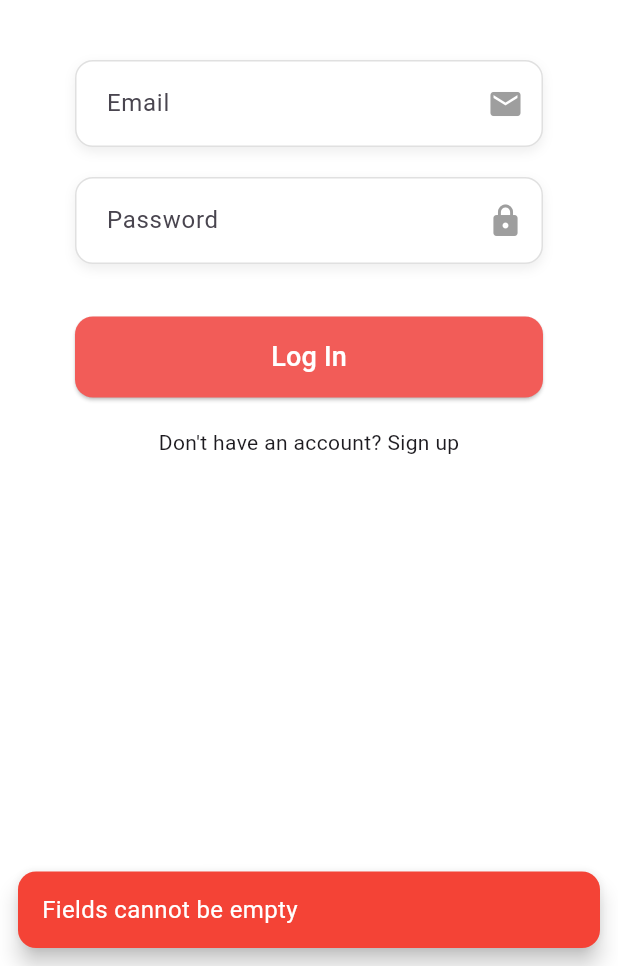
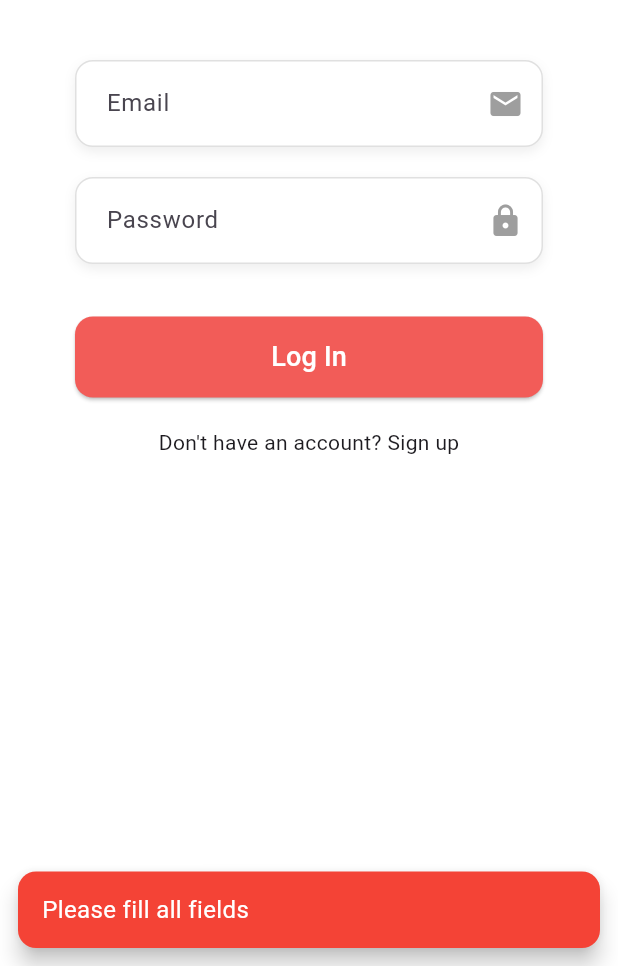
Before and after one commit to KilDReaper/libriflow, a Flutter app: the screen it shows after launch, after a tap on "Log In", on a phone screen of 412 x 824 dp, the part 270-1236 px from its top. Run offline on Flutter 3.47's test engine with Material 3 defaults, Android fonts, the phone set to English and light mode, and no system bars; our stand-ins replace connectivity_plus, hive, hive_flutter; accounts and stored records are empty.

Commit message:
sprint4 login

```diff
--- a/lib/features/auth/presentation/controllers/auth_controller.dart
+++ b/lib/features/auth/presentation/controllers/auth_controller.dart
@@ -8,15 +8,12 @@ class AuthController extends ChangeNotifier {
 
   bool isLoading = false;
 
-  Future<String?> login(String email, String password) async {
+  Future<void> login(String email, String password) async {
     isLoading = true;
     notifyListeners();
 
     try {
       await repository.login(email, password);
-      return null;
-    } catch (e) {
-      return e.toString();
     } finally {
       isLoading = false;
       notifyListeners();
--- a/lib/features/auth/presentation/views/login_view.dart
+++ b/lib/features/auth/presentation/views/login_view.dart
@@ -46,13 +46,8 @@ class _LoginViewState extends State<LoginView> {
   }
 
   Future<void> _login() async {
-    if (emailController.text.isEmpty ||
-        passwordController.text.isEmpty) {
-      MySnackBar.show(
-        context,
-        message: "Fields cannot be empty",
-        background: Colors.red,
-      );
+  if (emailController.text.isEmpty || passwordController.text.isEmpty) {
+    MySnackBar.show(context, message: "Please fill all fields", background: Colors.red);
     return;
   }
 
@@ -62,16 +57,20 @@ class _LoginViewState extends State<LoginView> {
       passwordController.text.trim(),
     );
 
+    if (mounted) {
       Navigator.pushReplacement(
         context,
         MaterialPageRoute(builder: (_) => const HomeView()),
       );
+    }
   } catch (e) {
+    if (mounted) {
       MySnackBar.show(
         context,
-        message: "Invalid email or password",
-        background: Colors.red,
+        message: e.toString().replaceAll("Exception: ", ""),
+        background: Colors.red
       );
+    }
   }
 }
 
```
Also changed, not shown: lib/features/auth/data/datasources/auth_remote_datasource.dart (+4 -13 lines), lib/features/auth/domain/repositories/auth_repository_impl.dart (+24 -7 lines). Lines whose indentation alone changed are shown as unchanged.
